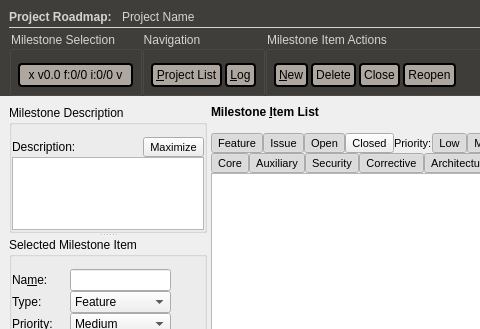
Qt form forms/roadmap2.ui (skriticos/nelia1) before a commit; both pictures show x 0 to 480 and y 0 to 329 of the 800 by 600 pixel window.
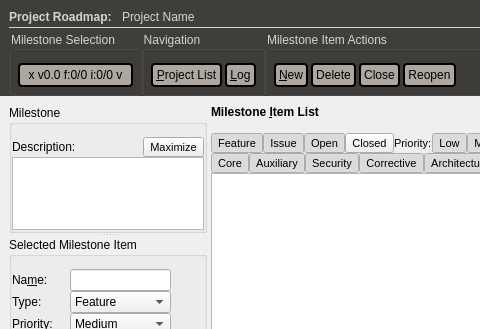
The same form after that commit.

Commit message:
implemented roadmap description maximization
* milestone description edit maximize / unmaximize
* milestone item description edit maximize / unmaximize

The edit to the form file:
```diff
--- a/forms/roadmap2.ui
+++ b/forms/roadmap2.ui
@@ -376,7 +376,7 @@
               </sizepolicy>
              </property>
              <property name="title">
-              <string>Milestone Description</string>
+              <string>Milestone</string>
              </property>
              <layout class="QGridLayout" name="gridLayout_14">
               <property name="leftMargin">
```
Left out of the diff: 6 changed lines with no effect on the pictures. The commit also changes 4 other files.
